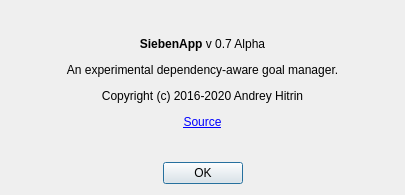
The window that ui/about.ui (ahitrin/SiebenApp) describes before a commit, drawn with Qt 5.
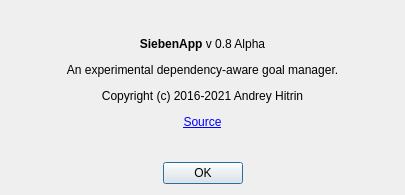
The same window after the commit.

```diff
--- a/ui/about.ui
+++ b/ui/about.ui
@@ -20,7 +20,7 @@
    <item>
     <widget class="QLabel" name="label_text">
      <property name="text">
-      <string>&lt;html&gt;&lt;head/&gt;&lt;body&gt;&lt;p align=&quot;center&quot;&gt;&lt;span style=&quot; font-weight:600;&quot;&gt;SiebenApp&lt;/span&gt; v 0.7 Alpha&lt;/p&gt;&lt;p align=&quot;center&quot;&gt;An experimental dependency-aware goal manager.&lt;/p&gt;&lt;p align=&quot;center&quot;&gt;Copyright (c) 2016-2020 Andrey Hitrin&lt;/p&gt;&lt;p align=&quot;center&quot;&gt;&lt;a href=&quot;https://github.com/ahitrin/SiebenApp&quot;&gt;&lt;span style=&quot; text-decoration: underline; color:#0000ff;&quot;&gt;Source&lt;/span&gt;&lt;/a&gt;&lt;/p&gt;&lt;/body&gt;&lt;/html&gt;</string>
+      <string>&lt;html&gt;&lt;head/&gt;&lt;body&gt;&lt;p align=&quot;center&quot;&gt;&lt;span style=&quot; font-weight:600;&quot;&gt;SiebenApp&lt;/span&gt; v 0.8 Alpha&lt;/p&gt;&lt;p align=&quot;center&quot;&gt;An experimental dependency-aware goal manager.&lt;/p&gt;&lt;p align=&quot;center&quot;&gt;Copyright (c) 2016-2021 Andrey Hitrin&lt;/p&gt;&lt;p align=&quot;center&quot;&gt;&lt;a href=&quot;https://github.com/ahitrin/SiebenApp&quot;&gt;&lt;span style=&quot; text-decoration: underline; color:#0000ff;&quot;&gt;Source&lt;/span&gt;&lt;/a&gt;&lt;/p&gt;&lt;/body&gt;&lt;/html&gt;</string>
      </property>
     </widget>
    </item>
```
